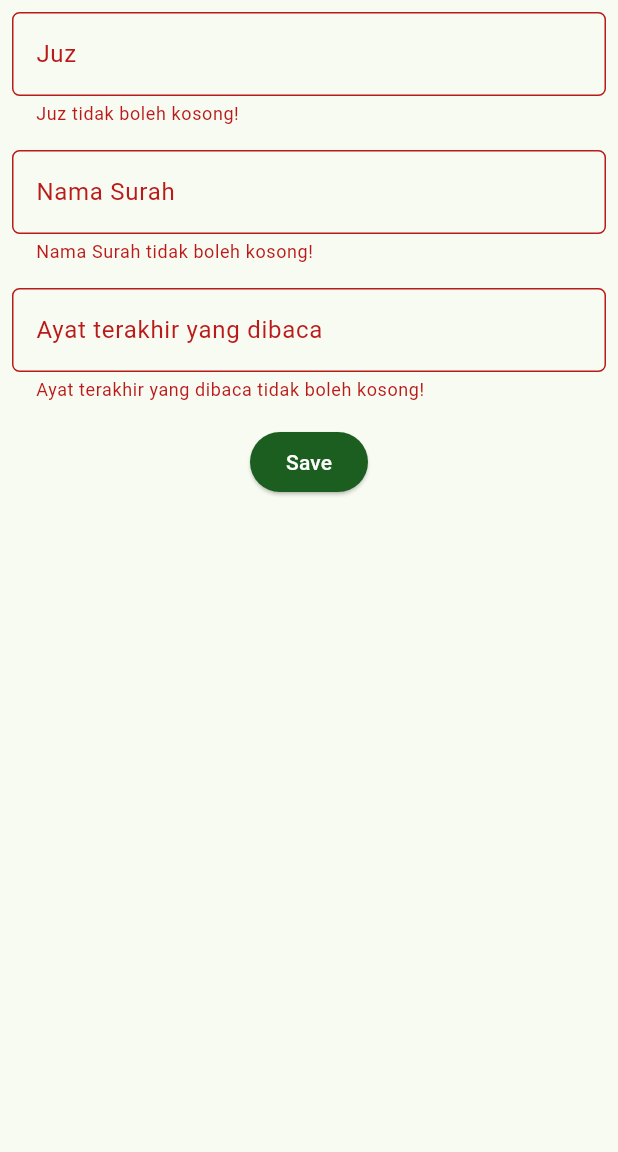
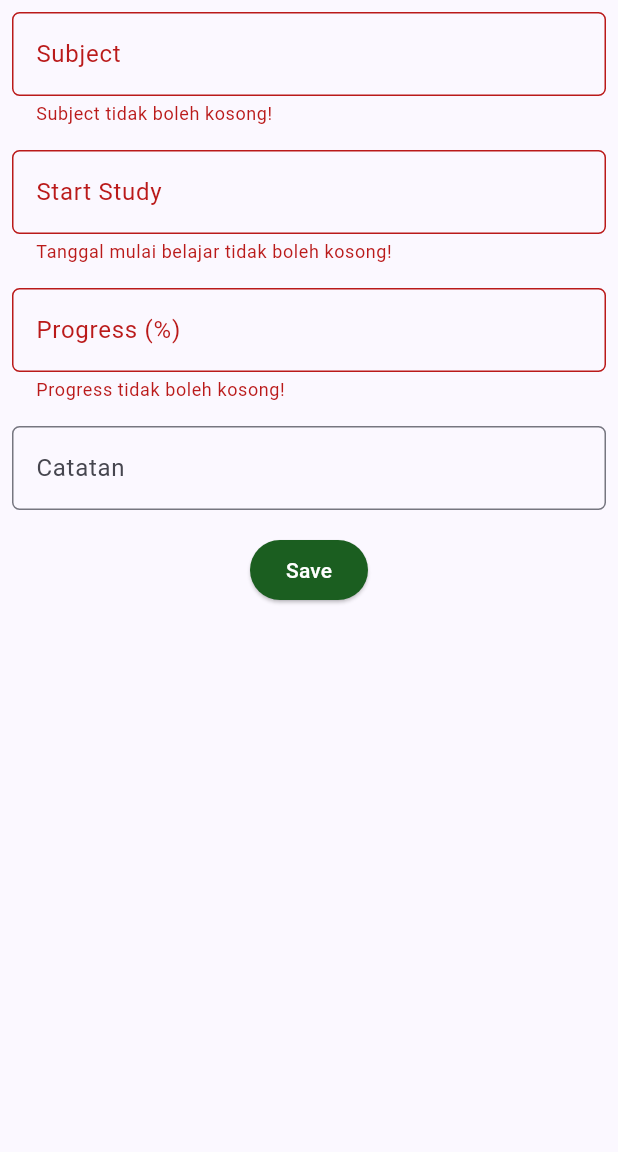
Before and after one commit to FasiIkom/study_tracker_mobile, a Flutter app: the TrackerFormPage screen opened directly, after a tap on "Save", on a phone screen of 412 x 824 dp, the part 84-1236 px from its top. Run offline on Flutter 3.47's test engine with Material 3 defaults, Android fonts, the phone set to English and light mode, and no system bars; missing offline and left inert: pbp_django_auth; network calls fail.

Commit message:
submit tugas 9

```diff
--- /dev/null
+++ b/lib/models/progress.dart
@@ -0,0 +1,65 @@
+import 'dart:convert';
+
+List<Progress> progressFromJson(String str) => List<Progress>.from(json.decode(str).map((x) => Progress.fromJson(x)));
+
+String progressToJson(List<Progress> data) => json.encode(List<dynamic>.from(data.map((x) => x.toJson())));
+
+class Progress {
+    String model;
+    int pk;
+    Fields fields;
+
+    Progress({
+        required this.model,
+        required this.pk,
+        required this.fields,
+    });
+
+    factory Progress.fromJson(Map<String, dynamic> json) => Progress(
+        model: json["model"],
+        pk: json["pk"],
+        fields: Fields.fromJson(json["fields"]),
+    );
+
+    Map<String, dynamic> toJson() => {
+        "model": model,
+        "pk": pk,
+        "fields": fields.toJson(),
+    };
+}
+
+class Fields {
+    String subject;
+    String catatan;
+    String startStudy;
+    int progress;
+    DateTime dateAdded;
+    int user;
+
+    Fields({
+        required this.subject,
+        required this.catatan,
+        required this.startStudy,
+        required this.progress,
+        required this.dateAdded,
+        required this.user,
+    });
+
+    factory Fields.fromJson(Map<String, dynamic> json) => Fields(
+        subject: json["subject"],
+        catatan: json["catatan"],
+        startStudy: json["start_Study"],
+        progress: json["progress"],
+        dateAdded: DateTime.parse(json["date_added"]),
+        user: json["user"],
+    );
+
+    Map<String, dynamic> toJson() => {
+        "subject": subject,
+        "catatan": catatan,
+        "start_Study": startStudy,
+        "progress": progress,
+        "date_added": "${dateAdded.year.toString().padLeft(4, '0')}-${dateAdded.month.toString().padLeft(2, '0')}-${dateAdded.day.toString().padLeft(2, '0')}",
+        "user": user,
+    };
+}
--- a/lib/screens/menu.dart
+++ b/lib/screens/menu.dart
@@ -15,7 +15,7 @@ class MyHomePage extends StatelessWidget {
     return Scaffold(
       appBar: AppBar(
         title: const Text(
-            'Tilawah Tracker',
+            'Study Tracker',
         ),
       ),
       drawer: const LeftDrawer(),
@@ -53,7 +53,7 @@ class MyHomePage extends StatelessWidget {
                 }).toList(),
               ),
               const Text(
-                '"Sesungguhnya orang-orang yang selalu membaca kitab Allah dan mendirikan shalat dan menafkahkan sebahagian dari rezeki yang Kami anugerahkan kepada mereka dengan diam-diam dan terang-terangan, mereka itu mengharapkan perniagaan yang tidak akan merugi." (QS. Fatir: 29)',
+                '"Education is the most powerful weapon you can use to change the world." – Nelson Mandela',
                 textAlign: TextAlign.center,
                 style: TextStyle(
                   fontSize: 15,
--- a/lib/screens/trackerlist_form.dart
+++ b/lib/screens/trackerlist_form.dart
@@ -1,5 +1,12 @@
+import 'dart:convert';
+
 import 'package:flutter/material.dart';
+import 'package:pbp_django_auth/pbp_django_auth.dart';
+import 'package:provider/provider.dart';
+import 'package:tilawah_tracker/screens/menu.dart';
 import 'package:tilawah_tracker/widgets/left_drawer.dart';
+import 'package:intl/intl.dart';
+
 
 class TrackerFormPage extends StatefulWidget {
     const TrackerFormPage({super.key});
@@ -10,11 +17,13 @@ class TrackerFormPage extends StatefulWidget {
 
 class _TrackerFormPageState extends State<TrackerFormPage> {
     final _formKey = GlobalKey<FormState>();
-    int _juz = 0;
-    String _namasurah = "";
-    int _ayat = 0;
+    String _subject = "";
+    String _startStudy = "";
+    int _progress = 0;
+    String _catatan = "";
     @override
     Widget build(BuildContext context) {
+        final request = context.watch<CookieRequest>();
         return Scaffold(
             appBar: AppBar(
                 title: const Center(
@@ -36,26 +45,20 @@ class _TrackerFormPageState extends State<TrackerFormPage> {
                                 padding: const EdgeInsets.all(8.0),
                                 child: TextFormField(
                                     decoration: InputDecoration(
-                                        hintText: "Juz",
-                                        labelText: "Juz",
+                                        hintText: "Subject",
+                                        labelText: "Subject",
                                         border: OutlineInputBorder(
                                         borderRadius: BorderRadius.circular(5.0),
                                         ),
                                     ),
                                     onChanged: (String? value) {
                                         setState(() {
-                                        _juz = int.tryParse(value!) ?? 0;
+                                        _subject = value!;
                                         });
                                     },
                                     validator: (String? value) {
                                         if (value == null || value.isEmpty) {
-                                            return "Juz tidak boleh kosong!";
-                                        }
-                                        if (int.tryParse(value) == null) {
-                                            return "Juz harus berupa angka!";
-                                        }
-                                        if (_juz < 1 || _juz > 30) {
-                                            return "Juz harus diantara 1-30!";
+                                        return "Subject tidak boleh kosong!";
                                         }
                                         return null;
                                     },
@@ -65,23 +68,26 @@ class _TrackerFormPageState extends State<TrackerFormPage> {
                                 padding: const EdgeInsets.all(8.0),
                                 child: TextFormField(
                                     decoration: InputDecoration(
-                                        hintText: "Nama Surah",
-                                        labelText: "Nama Surah",
+                                        hintText: "(DD/MM/YYYY)",
+                                        labelText: "Start Study",
                                         border: OutlineInputBorder(
                                         borderRadius: BorderRadius.circular(5.0),
                                         ),
                                     ),
                                     onChanged: (String? value) {
                                         setState(() {
-                                        _namasurah = value!;
+                                        _startStudy = value!;
                                         });
                                     },
                                     validator: (String? value) {
                                         if (value == null || value.isEmpty) {
-                                        return "Nama Surah tidak boleh kosong!";
+                                            return "Tanggal mulai belajar tidak boleh kosong!";
                                         }
-                                        if (int.tryParse(value) != null) {
-                                            return "Nama Surah tidak valid!";
+                                        try {
+                                            // ignore: unused_local_variable
+                                            var testDate = DateFormat('dd/MM/yyyy').parseStrict(value);
+                                        } catch (e) {
+                                            return "Tanggal mulai belajar tidak valid!";
                                         }
                                         return null;
                                     },
@@ -91,27 +97,47 @@ class _TrackerFormPageState extends State<TrackerFormPage> {
                                 padding: const EdgeInsets.all(8.0),
                                 child: TextFormField(
                                     decoration: InputDecoration(
-                                        hintText: "Ayat terakhir yang dibaca",
-                                        labelText: "Ayat terakhir yang dibaca",
+                                        hintText: "0-100",
+                                        labelText: "Progress (%)",
                                         border: OutlineInputBorder(
                                             borderRadius: BorderRadius.circular(5.0),
                                         ),
                                     ),
                                     onChanged: (String? value) {
                                         setState(() {
-                                        _ayat = int.tryParse(value!) ?? 0;
+                                        _progress = int.tryParse(value!) ?? 0;
                                         });
                                     },
                                     validator: (String? value) {
                                         if (value == null || value.isEmpty) {
-                                        return "Ayat terakhir yang dibaca tidak boleh kosong!";
+                                        return "Progress tidak boleh kosong!";
                                         }
-                                        if (int.tryParse(value) == null) {
-                                            return "Ayat terakhir yang dibaca harus berupa angka!";
+                                        if (int.tryParse(value) == 0) {
+                                            return "Progress harus berupa angka!";
                                         }
-                                        if (_ayat < 1) {
-                                            return "Ayat terakhir yang dibaca tidak valid!";
+                                        if (_progress < 1) {
+                                            return "Progress tidak valid!";
                                         }
+                                        return null;
+                                    },
+                                ),
+                            ),
+                            Padding(
+                                padding: const EdgeInsets.all(8.0),
+                                child: TextFormField(
+                                    decoration: InputDecoration(
+                                        hintText: "Catatan",
+                                        labelText: "Catatan",
+                                        border: OutlineInputBorder(
+                                        borderRadius: BorderRadius.circular(5.0),
+                                        ),
+                                    ),
+                                    onChanged: (String? value) {
+                                        setState(() {
+                                        _catatan = value!;
+                                        });
+                                    },
+                                    validator: (String? value) {
                                         return null;
                                     },
                                 ),
@@ -124,36 +150,38 @@ class _TrackerFormPageState extends State<TrackerFormPage> {
                                         style: ButtonStyle(
                                             backgroundColor: MaterialStateProperty.all(Colors.green[900]!),
                                         ),
-                                        onPressed: () {
+                                        onPressed: () async {
                                             if (_formKey.currentState!.validate()) {
-                                              showDialog(
-                                                  context: context,
-                                                  builder: (context) {
-                                                      return AlertDialog(
-                                                          title: const Text('Progress berhasil tersimpan'),
-                                                          content: SingleChildScrollView(
-                                                              child: Column(
-                                                                  crossAxisAlignment:
-                                                                      CrossAxisAlignment.start,
-                                                                  children: [
-                                                                      Text('Juz: $_juz'),
-                                                                      Text('Nama Surah: $_namasurah'),
-                                                                      Text('Ayat: $_ayat'),
-                                                                  ],
-                                                              ),
-                                                          ),
-                                                          actions: [
-                                                              TextButton(
-                                                                  child: const Text('OK'),
-                                                                  onPressed: () {
-                                                                      Navigator.pop(context);
-                                                                      _formKey.currentState!.reset();
-                                                                  },
-                                                              ),
-                                                          ],
-                                                      );
-                                                  },
-                                              );
+                                                // Kirim ke Django dan tunggu respons
+                                                // TODO: Ganti URL dan jangan lupa tambahkan trailing slash (/) di akhir URL!
+                                                final response = await request.postJson(
+                                                    "http://localhost:8000/create-flutter/",
+                                                    jsonEncode(<String, String>{
+                                                        'subject': _subject,
+                                                        'startStudy': _startStudy,
+                                                        'progress': _progress.toString(),
+                                                        'catatan': _catatan,
+                                                    // TODO: Sesuaikan field data sesuai dengan aplikasimu
+                                                    }),
+                                                );
+                                                if (context.mounted) {
+                                                    if (response['status'] == 'success') {
+                                                        ScaffoldMessenger.of(context)
+                                                            .showSnackBar(const SnackBar(
+                                                        content: Text("Progress baru berhasil disimpan!"),
+                                                        ));
+                                                        Navigator.pushReplacement(
+                                                            context,
+                                                            MaterialPageRoute(builder: (context) => MyHomePage()),
+                                                        );
+                                                    } else {
+                                                        ScaffoldMessenger.of(context)
+                                                            .showSnackBar(const SnackBar(
+                                                            content:
+                                                                Text("Terdapat kesalahan, silakan coba lagi."),
+                                                        ));
+                                                    }
+                                                }
                                             }
                                         },
                                         child: const Text(
--- a/lib/widgets/left_drawer.dart
+++ b/lib/widgets/left_drawer.dart
@@ -1,4 +1,5 @@
 import 'package:flutter/material.dart';
+import 'package:tilawah_tracker/screens/list_progress.dart';
 import 'package:tilawah_tracker/screens/menu.dart';
 import 'package:tilawah_tracker/screens/trackerlist_form.dart';
 
@@ -17,7 +18,7 @@ class LeftDrawer extends StatelessWidget {
                             child: Column(
                                 children: [
                                     Text(
-                                        'Tilawah Tracker',
+                                        'Study Tracker',
                                         textAlign: TextAlign.center,
                                         style: TextStyle(
                                             fontSize: 30,
@@ -26,7 +27,7 @@ class LeftDrawer extends StatelessWidget {
                                         ),
                                     ),
                                     Padding(padding: EdgeInsets.all(10)),
-                                    Text("Aplikasi Untuk Mencatat Bacaan Al-Qur'an Anda",
+                                    Text("Aplikasi Untuk Melacak Progress Belajar Anda",
                                         textAlign: TextAlign.center,
                                         style: TextStyle(
                                           fontSize: 15,
@@ -61,6 +62,17 @@ class LeftDrawer extends StatelessWidget {
                             );
                         },
                     ),
+                    ListTile(
+                        leading: const Icon(Icons.library_books_rounded),
+                        title: const Text('Daftar Progress'),
+                        onTap: () {
+                            // Route menu ke halaman progress
+                            Navigator.push(
+                                context,
+                                MaterialPageRoute(builder: (context) => const ProgressPage()),
+                            );
+                        },
+                    ),
                 ],
             ),
         );
--- a/pubspec.yaml
+++ b/pubspec.yaml
@@ -35,10 +35,14 @@ dependencies:
   # The following adds the Cupertino Icons font to your application.
   # Use with the CupertinoIcons class for iOS style icons.
   cupertino_icons: ^1.0.6
+  provider: ^6.1.2
+  pbp_django_auth: ^0.4.0
+  http: ^1.2.1
 
 dev_dependencies:
   flutter_test:
     sdk: flutter
+  intl: ^0.17.0
 
   # The "flutter_lints" package below contains a set of recommended lints to
   # encourage good coding practices. The lint set provided by the package is
```
Also changed, not shown: lib/main.dart (+14 -6 lines), lib/screens/list_progress.dart (added, +98 -0 lines), lib/screens/login.dart (added, +118 -0 lines), lib/widgets/tracker_card.dart (+40 -5 lines), pubspec.lock, 2 other files.
